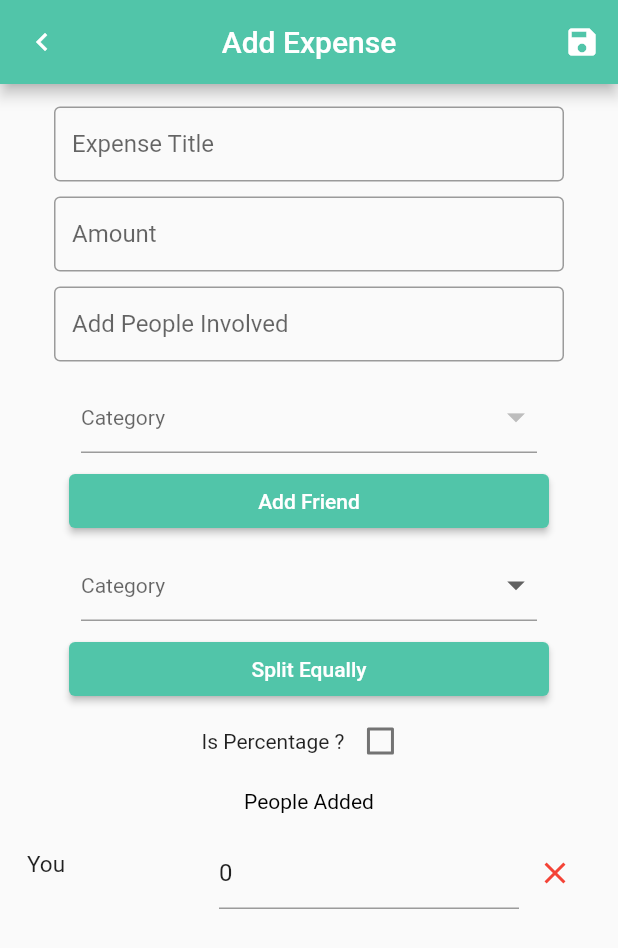
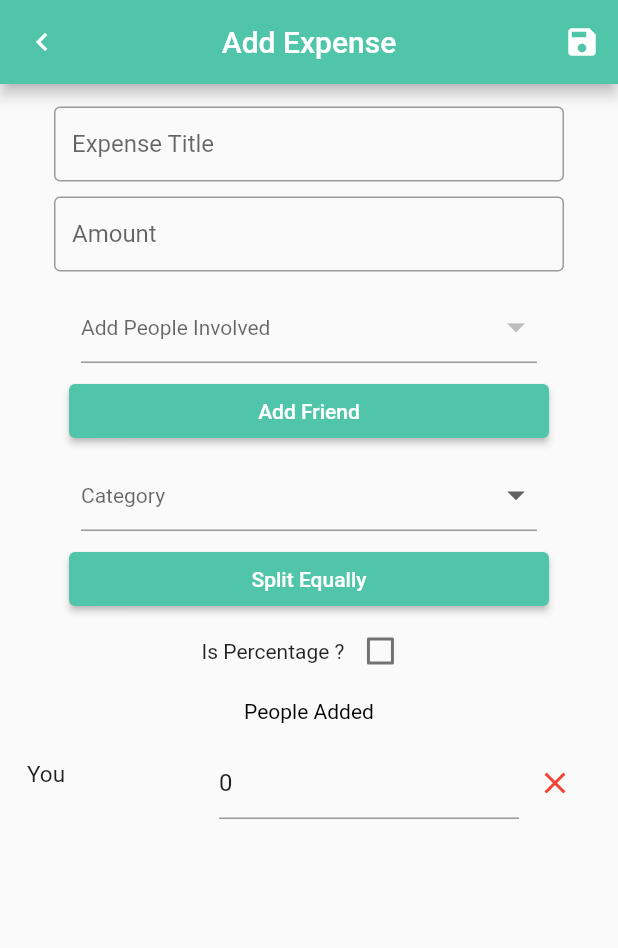
Before and after one commit to Hareesh-Nandigrama/splitwise, a Flutter app: the AddExpensePage screen opened directly with empty values, on a phone screen of 412 x 824 dp. Shown: the top 948 px of the screen. Run offline on Flutter 3.47's test engine with Material 2 defaults, Android fonts, the phone set to English and light mode, and no system bars; our stand-ins replace cloud_firestore, firebase_auth, firebase_core, firebase_storage, flutter_mobx, image_picker and 1 more; accounts and stored records are empty; generated files the repository leaves out were written again.

Commit message:
minor change

```diff
--- a/lib/screens/expenses/add_expense.dart
+++ b/lib/screens/expenses/add_expense.dart
@@ -23,7 +23,6 @@ class _AddExpensePageState extends State<AddExpensePage> {
 
   TextEditingController name = TextEditingController();
   TextEditingController amount = TextEditingController();
-  TextEditingController email = TextEditingController();
   Map<String,TextEditingController> tmp = {
     UserStore.email : TextEditingController(text: '0'),
   };
@@ -254,10 +253,9 @@ class _AddExpensePageState extends State<AddExpensePage> {
                   isLoading ? LinearProgressIndicator() : Container(),
                   InField('Expense Title', false, name, 0, 0),
                   InField('Amount', false, amount, 10, 0),
-                  InField("Add People Involved", false, email,0,0),
                   SizedBox(
                     width: 320,
-                    child: CustomDropDown(items: UserStore.getFriends(), hintText: 'Category', onChanged: (String val){
+                    child: CustomDropDown(items: UserStore.getFriends(), hintText: 'Add People Involved', onChanged: (String val){
                       setState(() {
                        friend = val;
                       });
--- a/lib/screens/groups/new_group.dart
+++ b/lib/screens/groups/new_group.dart
@@ -49,7 +49,7 @@ class _NewGroupPageState extends State<NewGroupPage> {
                   InField('Group Name', false, group, 0, 0),
                   SizedBox(
                     width: 320,
-                    child: CustomDropDown(items: UserStore.getFriends(), hintText: 'Category', onChanged: (String val){
+                    child: CustomDropDown(items: UserStore.getFriends(), hintText: 'Add Friend', onChanged: (String val){
                       setState(() {
                         friend = val;
                       });
```
